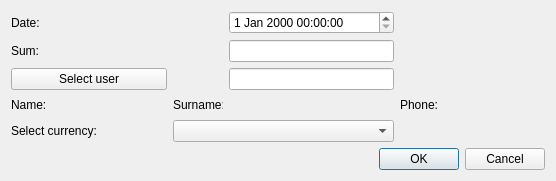
Qt form OrmasAdmin/OrmasAdmin/CreatePmtDlg.ui (Dalerjon/TheOrmasProejct) before a commit.
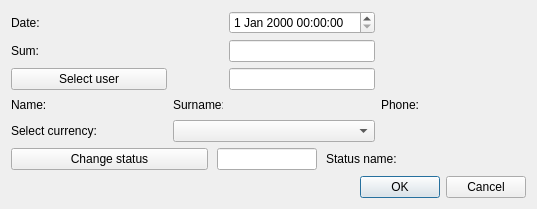
The same form after that commit.

What changed in the file:
```diff
--- a/OrmasAdmin/OrmasAdmin/CreatePmtDlg.ui
+++ b/OrmasAdmin/OrmasAdmin/CreatePmtDlg.ui
@@ -6,8 +6,8 @@
    <rect>
     <x>0</x>
     <y>0</y>
-    <width>556</width>
-    <height>180</height>
+    <width>537</width>
+    <height>209</height>
    </rect>
   </property>
   <property name="windowTitle">
@@ -102,7 +102,7 @@
      </property>
     </widget>
    </item>
-   <item row="7" column="0" colspan="6">
+   <item row="8" column="0" colspan="6">
     <layout class="QHBoxLayout" name="horizontalLayout">
      <item>
       <spacer name="horizontalSpacer">
@@ -231,6 +231,82 @@
    <item row="0" column="3">
     <widget class="QDateTimeEdit" name="dateEdit"/>
    </item>
+   <item row="7" column="0" colspan="6">
+    <widget class="QWidget" name="statusWidget" native="true">
+     <layout class="QHBoxLayout" name="horizontalLayout_3">
+      <property name="spacing">
+       <number>9</number>
+      </property>
+      <property name="leftMargin">
+       <number>0</number>
+      </property>
+      <property name="topMargin">
+       <number>0</number>
+      </property>
+      <property name="rightMargin">
+       <number>0</number>
+      </property>
+      <property name="bottomMargin">
+       <number>0</number>
+      </property>
+      <item>
+       <widget class="QPushButton" name="statusBtn">
+        <property name="sizePolicy">
+         <sizepolicy hsizetype="Fixed" vsizetype="Fixed">
+          <horstretch>0</horstretch>
+          <verstretch>0</verstretch>
+         </sizepolicy>
+        </property>
+        <property name="minimumSize">
+         <size>
+          <width>197</width>
+          <height>0</height>
+         </size>
+        </property>
+        <property name="text">
+         <string>Change status</string>
+        </property>
+       </widget>
+      </item>
+      <item>
+       <widget class="QLineEdit" name="statusEdit">
+        <property name="readOnly">
+         <bool>true</bool>
+        </property>
+       </widget>
+      </item>
+      <item>
+       <widget class="QLabel" name="statusLb">
+        <property name="text">
+         <string>Status name:</string>
+        </property>
+       </widget>
+      </item>
+      <item>
+       <widget class="QLabel" name="statusPh">
+        <property name="minimumSize">
+         <size>
+          <width>120</width>
+          <height>0</height>
+         </size>
+        </property>
+        <property name="font">
+         <font>
+          <family>Times New Roman</family>
+          <pointsize>12</pointsize>
+          <weight>75</weight>
+          <italic>true</italic>
+          <bold>true</bold>
+         </font>
+        </property>
+        <property name="text">
+         <string/>
+        </property>
+       </widget>
+      </item>
+     </layout>
+    </widget>
+   </item>
   </layout>
  </widget>
  <tabstops>
```
Left out of the diff: 94 changed lines with no effect on the pictures.
